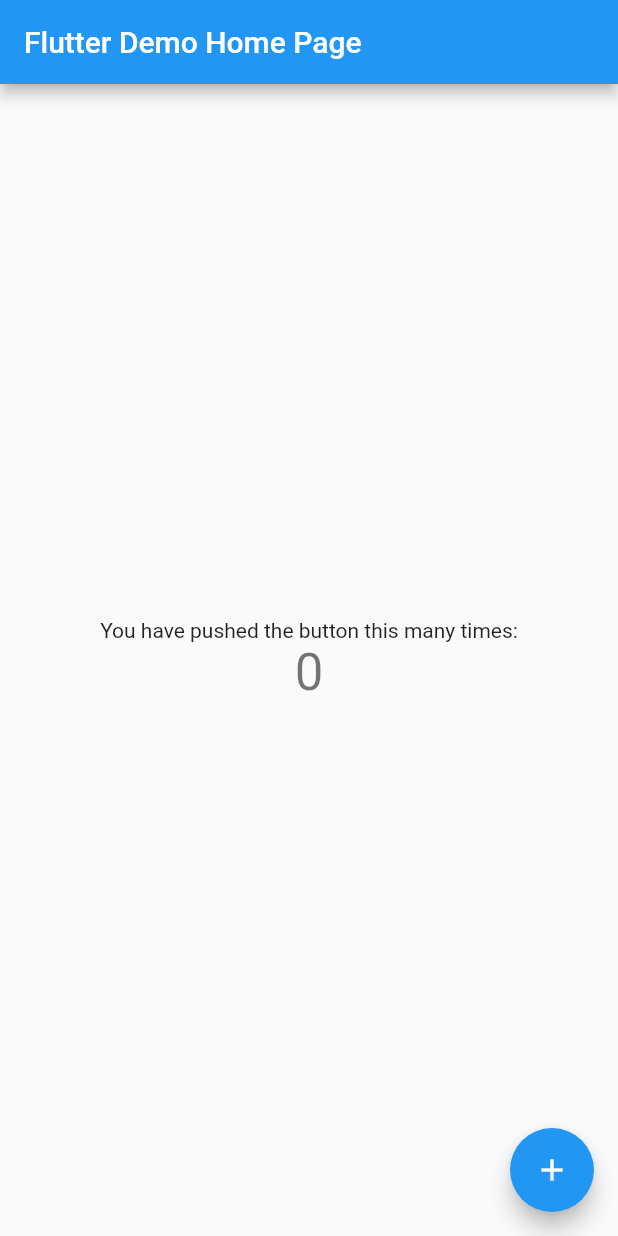
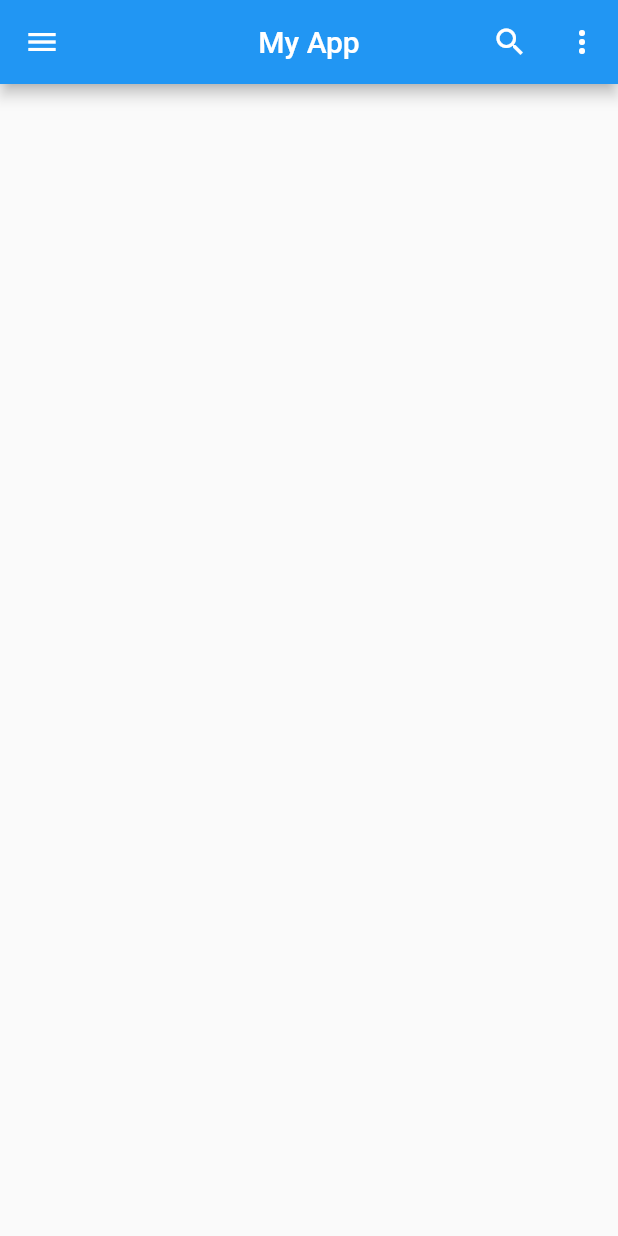
Before and after one commit to Everlasting12/flutter_chapter1, a Flutter app: the screen it shows after launch, on a phone screen of 412 x 824 dp. Run offline on Flutter 3.47's test engine with Material 2 defaults, Android fonts, the phone set to English and light mode, and no system bars.

Commit message:
second change

```diff
--- a/lib/main.dart
+++ b/lib/main.dart
@@ -9,105 +9,33 @@
   @override
   Widget build(BuildContext context) {
     return MaterialApp(
+      debugShowCheckedModeBanner: false,
       title: 'Flutter Demo',
       theme: ThemeData(
-        // This is the theme of your application.
-        //
-        // Try running your application with "flutter run". You'll see the
-        // application has a blue toolbar. Then, without quitting the app, try
-        // changing the primarySwatch below to Colors.green and then invoke
-        // "hot reload" (press "r" in the console where you ran "flutter run",
-        // or simply save your changes to "hot reload" in a Flutter IDE).
-        // Notice that the counter didn't reset back to zero; the application
-        // is not restarted.
         primarySwatch: Colors.blue,
       ),
-      home: MyHomePage(title: 'Flutter Demo Home Page'),
+      home: MyHomePage(),
     );
   }
 }
 
-class MyHomePage extends StatefulWidget {
-  MyHomePage({Key? key, required this.title}) : super(key: key);
-
-  // This widget is the home page of your application. It is stateful, meaning
-  // that it has a State object (defined below) that contains fields that affect
-  // how it looks.
-
-  // This class is the configuration for the state. It holds the values (in this
-  // case the title) provided by the parent (in this case the App widget) and
-  // used by the build method of the State. Fields in a Widget subclass are
-  // always marked "final".
-
-  final String title;
-
-  @override
-  _MyHomePageState createState() => _MyHomePageState();
-}
-
-class _MyHomePageState extends State<MyHomePage> {
-  int _counter = 0;
-
-  void _incrementCounter() {
-    setState(() {
-      // This call to setState tells the Flutter framework that something has
-      // changed in this State, which causes it to rerun the build method below
-      // so that the display can reflect the updated values. If we changed
-      // _counter without calling setState(), then the build method would not be
-      // called again, and so nothing would appear to happen.
-      _counter++;
-    });
-  }
+class MyHomePage extends StatelessWidget {
+  const MyHomePage({Key? key}) : super(key: key);
 
   @override
   Widget build(BuildContext context) {
-    // This method is rerun every time setState is called, for instance as done
-    // by the _incrementCounter method above.
-    //
-    // The Flutter framework has been optimized to make rerunning build methods
-    // fast, so that you can just rebuild anything that needs updating rather
-    // than having to individually change instances of widgets.
     return Scaffold(
       appBar: AppBar(
-        // Here we take the value from the MyHomePage object that was created by
-        // the App.build method, and use it to set our appbar title.
-        title: Text(widget.title),
+        centerTitle: true,
+        title: Text(
+          "My App",
+        ),
+        actions: [
+          IconButton(onPressed: () {}, icon: Icon(Icons.search)),
+          IconButton(onPressed: () {}, icon: Icon(Icons.more_vert)),
+        ],
       ),
-      body: Center(
-        // Center is a layout widget. It takes a single child and positions it
-        // in the middle of the parent.
-        child: Column(
-          // Column is also a layout widget. It takes a list of children and
-          // arranges them vertically. By default, it sizes itself to fit its
-          // children horizontally, and tries to be as tall as its parent.
-          //
-          // Invoke "debug painting" (press "p" in the console, choose the
-          // "Toggle Debug Paint" action from the Flutter Inspector in Android
-          // Studio, or the "Toggle Debug Paint" command in Visual Studio Code)
-          // to see the wireframe for each widget.
-          //
-          // Column has various properties to control how it sizes itself and
-          // how it positions its children. Here we use mainAxisAlignment to
-          // center the children vertically; the main axis here is the vertical
-          // axis because Columns are vertical (the cross axis would be
-          // horizontal).
-          mainAxisAlignment: MainAxisAlignment.center,
-          children: <Widget>[
-            Text(
-              'You have pushed the button this many times:',
-            ),
-            Text(
-              '$_counter',
-              style: Theme.of(context).textTheme.headline4,
-            ),
-          ],
-        ),
-      ),
-      floatingActionButton: FloatingActionButton(
-        onPressed: _incrementCounter,
-        tooltip: 'Increment',
-        child: Icon(Icons.add),
-      ), // This trailing comma makes auto-formatting nicer for build methods.
+      drawer: Drawer(),
     );
   }
 }
```
